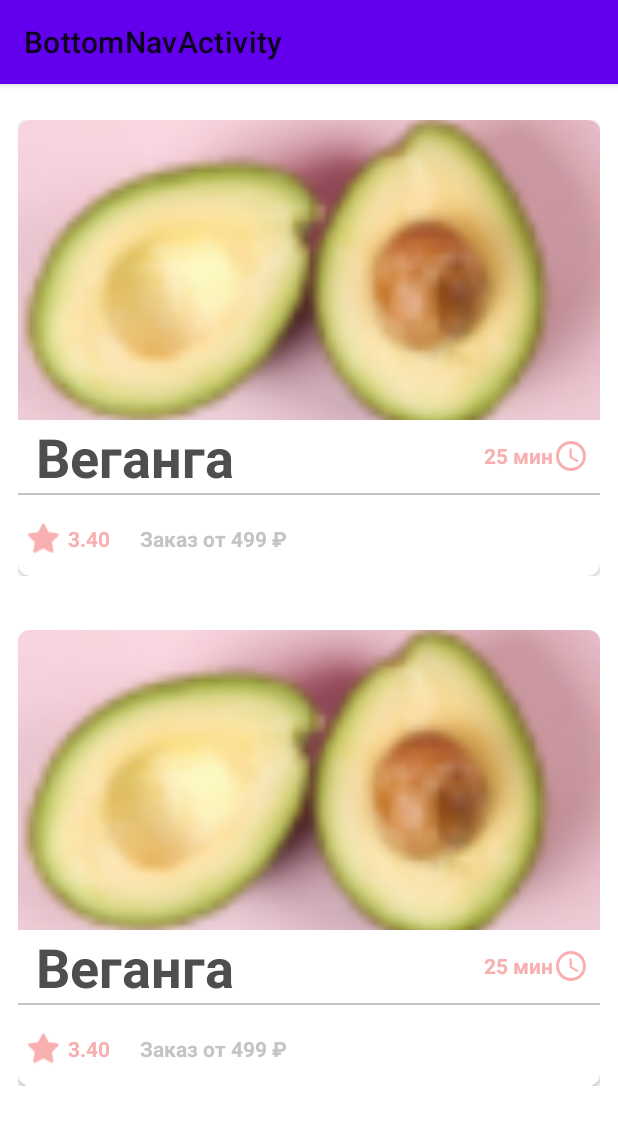
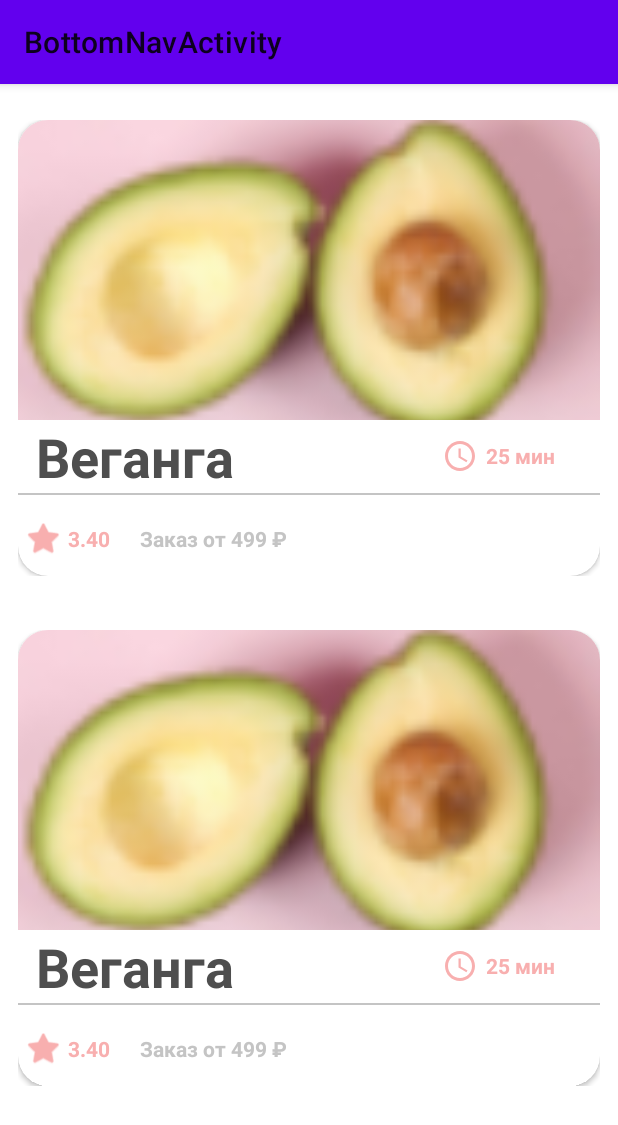
Before and after one commit to efimovad/VeganDelivery, an Android app: the PlaceListFragment screen opened directly, with no data from a screen before it, on a phone screen of 412 x 824 dp. Shown: the top 1125 px of the screen. Run offline under Robolectric (Android 15) with nearby library versions, the phone set to English and light mode, and no system bars; our stand-ins replace Room's generated code.

Commit message:
fix layouts

```diff
--- /dev/null
+++ b/app/src/main/res/drawable/shadow.xml
@@ -0,0 +1,6 @@
+<?xml version="1.0" encoding="utf-8"?>
+<shape xmlns:android="http://schemas.android.com/apk/res/android"
+    android:shape="rectangle">
+    <solid android:color="#42000000" />
+    <corners android:radius="5dp" />
+</shape>
--- a/app/src/main/res/layout/shop.xml
+++ b/app/src/main/res/layout/shop.xml
@@ -17,7 +17,7 @@
             android:id="@+id/place_card"
             android:layout_width="match_parent"
             android:layout_height="wrap_content"
-            app:cardCornerRadius="8dp"
+            app:cardCornerRadius="20dp"
             app:cardElevation="2dp"
             >
             <androidx.appcompat.widget.LinearLayoutCompat
@@ -26,7 +26,8 @@
                 android:orientation="vertical">
                 <FrameLayout
                     android:layout_width="match_parent"
-                    android:layout_height="200dp">
+                    android:layout_height="200dp"
+                    >
                     <ImageView
                         android:layout_width="match_parent"
                         android:layout_height="match_parent"
@@ -44,25 +45,26 @@
                         tools:text="@string/cafe_name"
                         android:layout_marginStart="12dp"
                         style="@style/TitleText"
-                        android:layout_weight="0.2"/>
+                        android:layout_weight="0.3"/>
                     <androidx.appcompat.widget.LinearLayoutCompat
                         android:layout_width="match_parent"
                         android:layout_height="wrap_content"
                         android:orientation="horizontal"
                         android:layout_weight="0.8"
                         android:layout_gravity="center">
+                        <ImageView
+                            android:layout_width="wrap_content"
+                            android:layout_height="wrap_content"
+                            android:src="@drawable/ic_clock"
+                            android:tint="@color/colorLightPink"/>
                         <TextView
                             style="@style/PinkText"
                             android:id="@+id/place_delivery_time"
                             android:layout_width="wrap_content"
                             android:layout_height="wrap_content"
+                            android:layout_marginLeft="5dp"
                             tools:text="@string/cafe_delivery_time"
                             android:layout_gravity="center"/>
-                        <ImageView
-                            android:layout_width="wrap_content"
-                            android:layout_height="wrap_content"
-                            android:src="@drawable/ic_clock"
-                            android:tint="@color/colorLightPink"/>
                     </androidx.appcompat.widget.LinearLayoutCompat>
 
                 </androidx.appcompat.widget.LinearLayoutCompat>
```
Also changed, not shown: app/src/main/res/drawable/circle.xml (deleted, +0 -7 lines).
